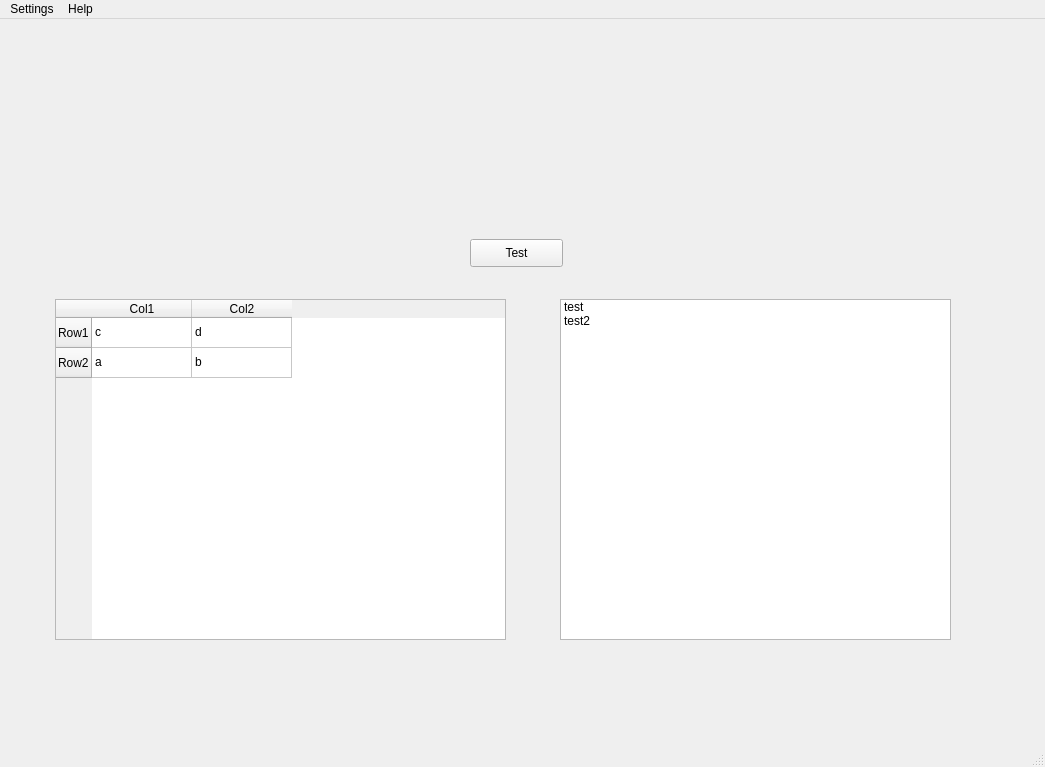
The window that ServiceManager/GUI/layouts/MainWindow.ui (ISISNeutronMuon/HLM_PV_Import) describes before a commit, drawn with Qt 5.
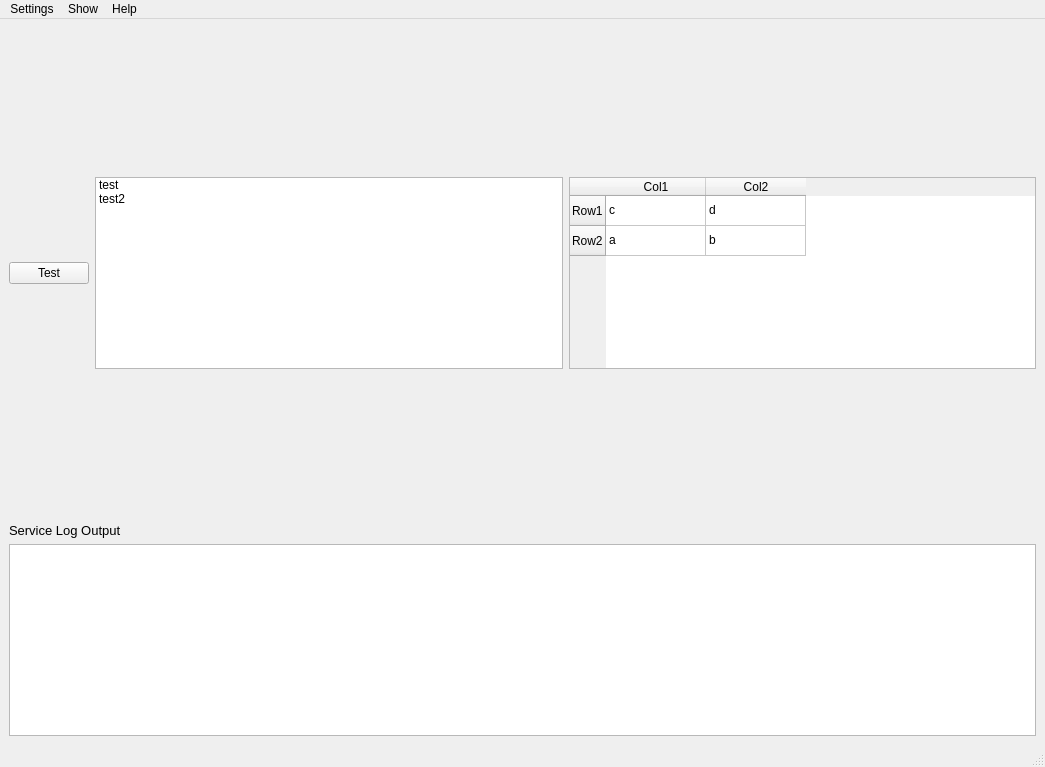
The same window after the commit.

Commit message: Display service log to main window

The edit to the form file:
```diff
--- a/ServiceManager/GUI/layouts/MainWindow.ui
+++ b/ServiceManager/GUI/layouts/MainWindow.ui
@@ -17,28 +17,31 @@
    <locale language="English" country="UnitedKingdom"/>
   </property>
   <widget class="QWidget" name="centralwidget">
+   <layout class="QVBoxLayout" name="verticalLayout_2">
+    <item>
+     <spacer name="verticalSpacer_2">
+      <property name="orientation">
+       <enum>Qt::Vertical</enum>
+      </property>
+      <property name="sizeHint" stdset="0">
+       <size>
+        <width>20</width>
+        <height>40</height>
+       </size>
+      </property>
+     </spacer>
+    </item>
+    <item>
+     <layout class="QHBoxLayout" name="horizontalLayout">
+      <item>
    <widget class="QPushButton" name="pushButton">
-    <property name="geometry">
-     <rect>
-      <x>470</x>
-      <y>220</y>
-      <width>93</width>
-      <height>28</height>
-     </rect>
-    </property>
     <property name="text">
      <string>Test</string>
     </property>
    </widget>
+      </item>
+      <item>
    <widget class="QListWidget" name="listWidget">
-    <property name="geometry">
-     <rect>
-      <x>560</x>
-      <y>280</y>
-      <width>391</width>
-      <height>341</height>
-     </rect>
-    </property>
     <item>
      <property name="text">
       <string>test</string>
@@ -50,15 +53,9 @@
      </property>
     </item>
    </widget>
+      </item>
+      <item>
    <widget class="QTableWidget" name="tableWidget_2">
-    <property name="geometry">
-     <rect>
-      <x>55</x>
-      <y>280</y>
-      <width>451</width>
-      <height>341</height>
-     </rect>
-    </property>
     <row>
      <property name="text">
       <string>Row1</string>
@@ -100,6 +97,54 @@
      </property>
     </item>
    </widget>
+      </item>
+     </layout>
+    </item>
+    <item>
+     <spacer name="verticalSpacer">
+      <property name="orientation">
+       <enum>Qt::Vertical</enum>
+      </property>
+      <property name="sizeHint" stdset="0">
+       <size>
+        <width>20</width>
+        <height>40</height>
+       </size>
+      </property>
+     </spacer>
+    </item>
+    <item>
+     <layout class="QVBoxLayout" name="verticalLayout">
+      <item>
+       <widget class="QLabel" name="serviceLogLabel">
+        <property name="font">
+         <font>
+          <pointsize>10</pointsize>
+         </font>
+        </property>
+        <property name="text">
+         <string>Service Log Output</string>
+        </property>
+       </widget>
+      </item>
+      <item>
+       <widget class="QPlainTextEdit" name="serviceLogText">
+        <property name="font">
+         <font>
+          <family>Lucida Console</family>
+         </font>
+        </property>
+        <property name="lineWrapMode">
+         <enum>QPlainTextEdit::NoWrap</enum>
+        </property>
+        <property name="readOnly">
+         <bool>true</bool>
+        </property>
+       </widget>
+      </item>
+     </layout>
+    </item>
+   </layout>
   </widget>
   <widget class="QStatusBar" name="statusbar"/>
   <widget class="QMenuBar" name="menuBar">
@@ -131,7 +176,16 @@
     <addaction name="separator"/>
     <addaction name="actionAbout"/>
    </widget>
+   <widget class="QMenu" name="menuOpen">
+    <property name="title">
+     <string>Show</string>
+    </property>
+    <addaction name="actionDebug_log"/>
+    <addaction name="separator"/>
+    <addaction name="actionService_directory"/>
+   </widget>
    <addaction name="menuSettings"/>
+   <addaction name="menuOpen"/>
    <addaction name="menuHelp"/>
   </widget>
   <action name="actionDB_Connection">
```
Left out of the diff: 12 changed lines with no effect on the pictures. Lines whose indentation alone changed are shown as unchanged. The commit also changes 7 other files.
